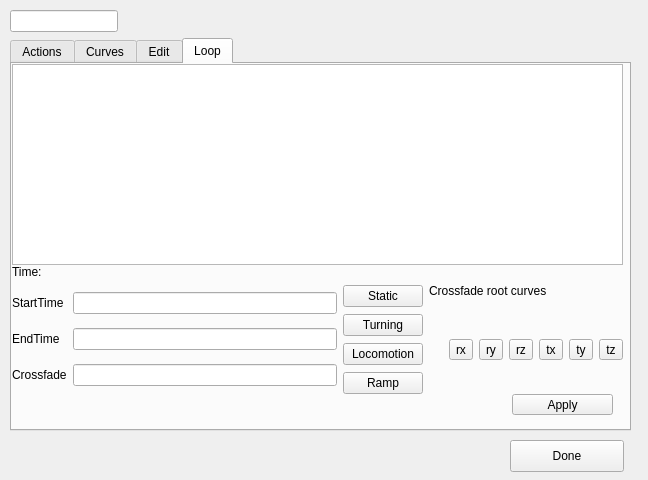
The window that gui/Animation/actioneditor.ui (difu/Brainiac) describes before a commit, drawn with Qt 5.
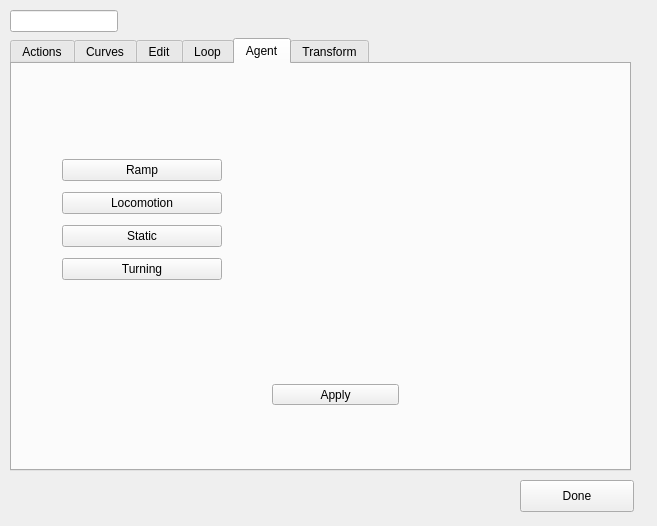
The same window after the commit.

Commit message: AgentCurve creation Orbit in BrainiacDisplay Bugfixing in Animation

The edit to the form file:
```diff
--- a/gui/Animation/actioneditor.ui
+++ b/gui/Animation/actioneditor.ui
@@ -6,8 +6,8 @@
    <rect>
     <x>0</x>
     <y>0</y>
-    <width>648</width>
-    <height>480</height>
+    <width>657</width>
+    <height>526</height>
    </rect>
   </property>
   <property name="sizePolicy">
@@ -28,7 +28,7 @@
      <x>10</x>
      <y>10</y>
      <width>621</width>
-     <height>421</height>
+     <height>461</height>
     </rect>
    </property>
    <layout class="QGridLayout" name="gridLayout">
@@ -45,7 +45,7 @@
     <item row="1" column="0">
      <widget class="QTabWidget" name="tabWidgetMain">
       <property name="currentIndex">
-       <number>3</number>
+       <number>4</number>
       </property>
       <widget class="QWidget" name="tabD">
        <attribute name="title">
@@ -108,12 +108,12 @@
           <x>0</x>
           <y>220</y>
           <width>611</width>
-          <height>111</height>
+          <height>138</height>
          </rect>
         </property>
         <layout class="QHBoxLayout" name="horizontalLayout_2">
          <property name="sizeConstraint">
-          <enum>QLayout::SetMinAndMaxSize</enum>
+          <enum>QLayout::SetFixedSize</enum>
          </property>
          <item>
           <layout class="QGridLayout" name="gridLayout_2">
@@ -216,19 +216,6 @@
            </item>
            <item>
             <layout class="QHBoxLayout" name="horizontalLayout">
-             <item>
-              <spacer name="verticalSpacer">
-               <property name="orientation">
-                <enum>Qt::Vertical</enum>
-               </property>
-               <property name="sizeHint" stdset="0">
-                <size>
-                 <width>20</width>
-                 <height>40</height>
-                </size>
-               </property>
-              </spacer>
-             </item>
              <item>
               <widget class="QToolButton" name="tb_loopRx">
                <property name="text">
@@ -311,7 +298,7 @@
        <widget class="QLabel" name="label_CurrentTime">
         <property name="geometry">
          <rect>
-          <x>30</x>
+          <x>50</x>
           <y>200</y>
           <width>62</width>
           <height>16</height>
@@ -330,9 +317,9 @@
         </property>
         <property name="geometry">
          <rect>
-          <x>500</x>
-          <y>330</y>
-          <width>101</width>
+          <x>240</x>
+          <y>370</y>
+          <width>127</width>
           <height>21</height>
          </rect>
         </property>
@@ -344,6 +331,99 @@
         </property>
        </widget>
       </widget>
+      <widget class="QWidget" name="tab_4">
+       <attribute name="title">
+        <string>Agent</string>
+       </attribute>
+       <widget class="QWidget" name="verticalLayoutWidget">
+        <property name="geometry">
+         <rect>
+          <x>50</x>
+          <y>90</y>
+          <width>160</width>
+          <height>134</height>
+         </rect>
+        </property>
+        <layout class="QVBoxLayout" name="verticalLayout_3">
+         <item>
+          <widget class="QPushButton" name="pb_AgentRamp">
+           <property name="text">
+            <string>Ramp</string>
+           </property>
+           <property name="checkable">
+            <bool>true</bool>
+           </property>
+           <property name="autoDefault">
+            <bool>false</bool>
+           </property>
+          </widget>
+         </item>
+         <item>
+          <widget class="QPushButton" name="pb_AgentLocomotion">
+           <property name="text">
+            <string>Locomotion</string>
+           </property>
+           <property name="checkable">
+            <bool>true</bool>
+           </property>
+           <property name="autoDefault">
+            <bool>false</bool>
+           </property>
+          </widget>
+         </item>
+         <item>
+          <widget class="QPushButton" name="pb_AgentStatic">
+           <property name="text">
+            <string>Static</string>
+           </property>
+           <property name="checkable">
+            <bool>true</bool>
+           </property>
+           <property name="autoDefault">
+            <bool>false</bool>
+           </property>
+          </widget>
+         </item>
+         <item>
+          <widget class="QPushButton" name="pb_AgentTurning">
+           <property name="text">
+            <string>Turning</string>
+           </property>
+           <property name="checkable">
+            <bool>true</bool>
+           </property>
+           <property name="autoDefault">
+            <bool>false</bool>
+           </property>
+          </widget>
+         </item>
+        </layout>
+       </widget>
+       <widget class="QPushButton" name="pb_ApplyAgentCurves">
+        <property name="enabled">
+         <bool>true</bool>
+        </property>
+        <property name="geometry">
+         <rect>
+          <x>260</x>
+          <y>320</y>
+          <width>127</width>
+          <height>21</height>
+         </rect>
+        </property>
+        <property name="text">
+         <string>Apply</string>
+        </property>
+        <property name="autoDefault">
+         <bool>false</bool>
+        </property>
+       </widget>
+      </widget>
+      <widget class="QWidget" name="tab_5">
+       <attribute name="title">
+        <string>Transform</string>
+       </attribute>
+      </widget>
      </widget>
     </item>
    </layout>
@@ -351,8 +431,8 @@
   <widget class="QPushButton" name="pushButtonDone">
    <property name="geometry">
     <rect>
-     <x>510</x>
-     <y>440</y>
+     <x>520</x>
+     <y>480</y>
      <width>114</width>
      <height>32</height>
     </rect>
```
Left out of the diff: 36 changed lines with no effect on the pictures. The commit also changes 11 other files.
